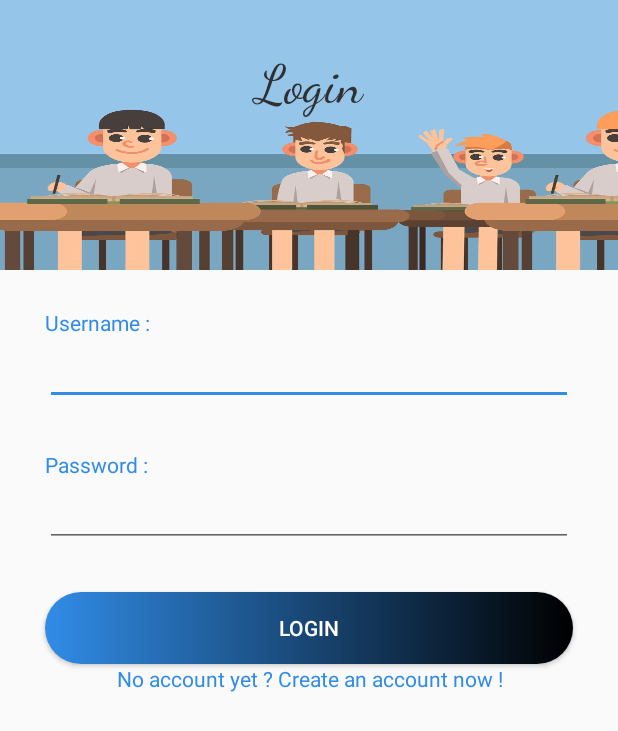
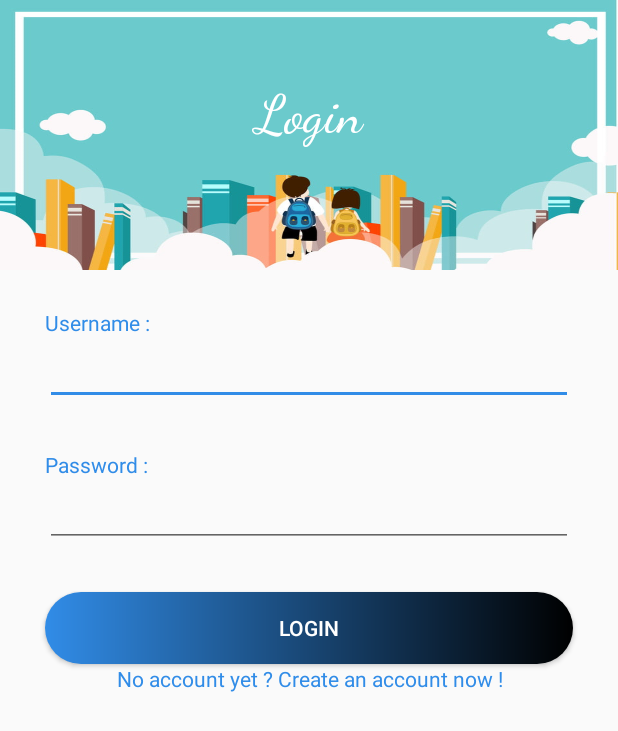
Before and after one commit to Hurribeast/studentapp, an Android app: the layout login_activity.xml on its own in the app's theme, with its tools: preview values and no code run, on a phone screen of 412 x 824 dp. Shown: the top 731 px of the screen. Run offline under Robolectric (Android 15) with nearby library versions, the phone set to English and light mode, and no system bars.

Commit message:
modif image login activity xml

```diff
--- a/app/src/main/res/layout/login_activity.xml
+++ b/app/src/main/res/layout/login_activity.xml
@@ -8,9 +8,9 @@
         android:layout_width="match_parent"
         android:layout_height="180dp"
         android:textAlignment="center"
-        android:textColor="@color/colorPrimaryDark"
-        android:background="@drawable/bg_logo"
-        android:paddingVertical="35dp"
+        android:textColor="#fff"
+        android:background="@drawable/bg_app"
+        android:paddingVertical="55dp"
         android:textSize="35sp"
         android:fontFamily="cursive"
         android:layout_marginBottom="25dp"
```
Also changed, not shown: app/src/main/res/drawable-v24/bg_app.jpg (added).
